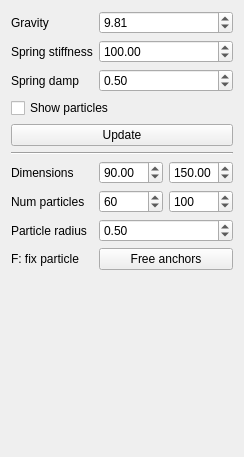
Old version of the form forms/widgetcloth.ui in the repository AdriaL-FIB/Physics-Simulator.
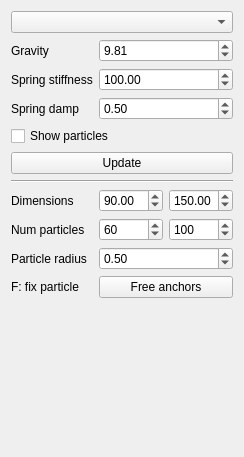
New version of the form.

```diff
--- a/forms/widgetcloth.ui
+++ b/forms/widgetcloth.ui
@@ -14,14 +14,14 @@
    <string>Form</string>
   </property>
   <layout class="QFormLayout" name="formLayout">
-   <item row="0" column="0">
+   <item row="1" column="0">
     <widget class="QLabel" name="label">
      <property name="text">
       <string>Gravity</string>
      </property>
     </widget>
    </item>
-   <item row="0" column="1">
+   <item row="1" column="1">
     <widget class="QDoubleSpinBox" name="gravity">
      <property name="maximum">
       <double>100.000000000000000</double>
@@ -34,14 +34,14 @@
      </property>
     </widget>
    </item>
-   <item row="1" column="0">
+   <item row="2" column="0">
     <widget class="QLabel" name="label_3">
      <property name="text">
       <string>Spring stiffness</string>
      </property>
     </widget>
    </item>
-   <item row="1" column="1">
+   <item row="2" column="1">
     <widget class="QDoubleSpinBox" name="springStiffness">
      <property name="maximum">
       <double>1000.000000000000000</double>
@@ -54,14 +54,14 @@
      </property>
     </widget>
    </item>
-   <item row="2" column="0">
+   <item row="3" column="0">
     <widget class="QLabel" name="label_6">
      <property name="text">
       <string>Spring damp</string>
      </property>
     </widget>
    </item>
-   <item row="2" column="1">
+   <item row="3" column="1">
     <widget class="QDoubleSpinBox" name="springDamping">
      <property name="maximum">
       <double>1.000000000000000</double>
@@ -74,7 +74,7 @@
      </property>
     </widget>
    </item>
-   <item row="3" column="0" colspan="2">
+   <item row="4" column="0" colspan="2">
     <widget class="QCheckBox" name="showParticles">
      <property name="text">
       <string>Show particles</string>
@@ -84,28 +84,28 @@
      </property>
     </widget>
    </item>
-   <item row="4" column="0" colspan="2">
+   <item row="5" column="0" colspan="2">
     <widget class="QPushButton" name="btnUpdate">
      <property name="text">
       <string>Update</string>
      </property>
     </widget>
    </item>
-   <item row="5" column="0" colspan="2">
+   <item row="6" column="0" colspan="2">
     <widget class="Line" name="line">
      <property name="orientation">
       <enum>Qt::Horizontal</enum>
      </property>
     </widget>
    </item>
-   <item row="6" column="0">
+   <item row="7" column="0">
     <widget class="QLabel" name="label_2">
      <property name="text">
       <string>Dimensions</string>
      </property>
     </widget>
    </item>
-   <item row="6" column="1">
+   <item row="7" column="1">
     <layout class="QHBoxLayout" name="horizontalLayout">
      <item>
       <widget class="QDoubleSpinBox" name="sizeX">
@@ -135,14 +135,14 @@
      </item>
     </layout>
    </item>
-   <item row="7" column="0">
+   <item row="8" column="0">
     <widget class="QLabel" name="label_4">
      <property name="text">
       <string>Num particles</string>
      </property>
     </widget>
    </item>
-   <item row="7" column="1">
+   <item row="8" column="1">
     <layout class="QHBoxLayout" name="horizontalLayout_2">
      <item>
       <widget class="QSpinBox" name="numParticlesX">
@@ -178,28 +178,28 @@
      </item>
     </layout>
    </item>
-   <item row="9" column="0">
+   <item row="10" column="0">
     <widget class="QLabel" name="label_8">
      <property name="text">
       <string>F: fix particle</string>
      </property>
     </widget>
    </item>
-   <item row="9" column="1">
+   <item row="10" column="1">
     <widget class="QPushButton" name="btnFreeAnchors">
      <property name="text">
       <string>Free anchors</string>
      </property>
     </widget>
    </item>
-   <item row="8" column="0">
+   <item row="9" column="0">
     <widget class="QLabel" name="label_5">
      <property name="text">
       <string>Particle radius</string>
      </property>
     </widget>
    </item>
-   <item row="8" column="1">
+   <item row="9" column="1">
     <widget class="QDoubleSpinBox" name="particleRad">
      <property name="minimum">
       <double>0.010000000000000</double>
@@ -215,6 +215,9 @@
      </property>
     </widget>
    </item>
+   <item row="0" column="0" colspan="2">
+    <widget class="QComboBox" name="integrator"/>
+   </item>
   </layout>
  </widget>
  <resources/>
```
